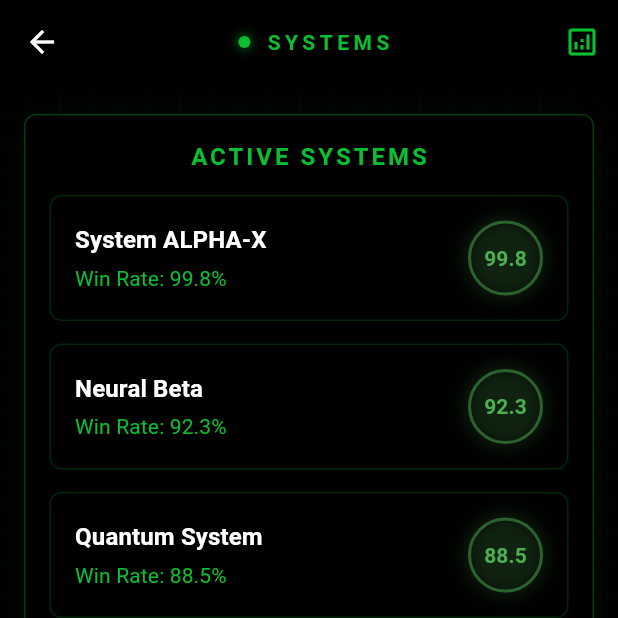
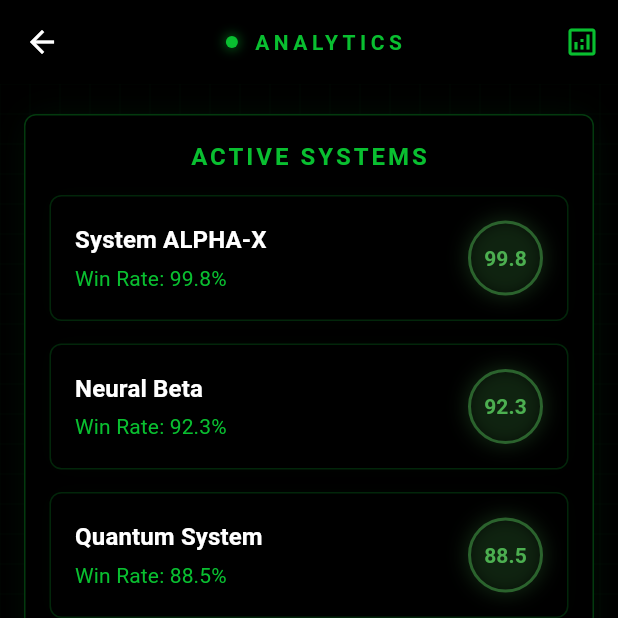
Before and after one commit to jwgillispie/sysan, a Flutter app: the SystemsPage screen opened by its route, on a phone screen of 412 x 824 dp, the top half of it. Run offline on Flutter 3.47's test engine with Material 3 defaults, Android fonts, the phone set to English and light mode, and no system bars; our stand-ins replace bloc, equatable, fl_chart, flutter_bloc, persistent_bottom_nav_bar_v2, shared_preferences and 3 more; accounts and stored records are empty.

Commit message:
systems creation enhancements

```diff
--- a/upsilon_sa/lib/core/widgets/nav_bar.dart
+++ b/upsilon_sa/lib/core/widgets/nav_bar.dart
@@ -2,7 +2,7 @@ import 'package:flutter/cupertino.dart';
 import 'package:flutter/material.dart';
 import 'package:persistent_bottom_nav_bar_v2/persistent_bottom_nav_bar_v2.dart';
 import 'package:upsilon_sa/core/widgets/custom_navbar.dart';
-import 'package:upsilon_sa/features/analytics/ui/systems_creation_page.dart';
+import 'package:upsilon_sa/features/systems_creation/ui/systems_creation_page.dart';
 import 'package:upsilon_sa/features/profile/ui/profile_page.dart';
 import 'package:upsilon_sa/features/social/ui/social_page.dart';
 import 'package:upsilon_sa/features/systems/ui/systems_page.dart';
--- a/upsilon_sa/lib/features/systems/ui/systems_page.dart
+++ b/upsilon_sa/lib/features/systems/ui/systems_page.dart
@@ -104,7 +104,7 @@ class _SystemsPageState extends State<SystemsPage> with SingleTickerProviderStat
           const PulsingDot(),
           const SizedBox(width: 10),
           Text(
-            "SYSTEMS",
+            "ANALYTICS",
             style: TextStyle(
               color: Theme.of(context).colorScheme.primary,
               fontWeight: FontWeight.bold,
--- a/upsilon_sa/lib/features/analytics/bloc/system_creation_bloc.dart
+++ b/upsilon_sa/lib/features/systems_creation/bloc/system_creation_bloc.dart
@@ -1,8 +1,8 @@
 // lib/features/analytics/bloc/systems_creation_bloc.dart
 
 import 'package:flutter_bloc/flutter_bloc.dart';
-import 'package:upsilon_sa/features/analytics/bloc/system_creation_event.dart';
-import 'package:upsilon_sa/features/analytics/bloc/system_creation_state.dart';
+import 'package:upsilon_sa/features/systems_creation/bloc/system_creation_event.dart';
+import 'package:upsilon_sa/features/systems_creation/bloc/system_creation_state.dart';
 import '../models/factor_model.dart';
 
 
--- a/upsilon_sa/lib/features/analytics/ui/systems_creation_page.dart
+++ b/upsilon_sa/lib/features/systems_creation/ui/systems_creation_page.dart
@@ -2,9 +2,9 @@
 
 import 'package:flutter/material.dart';
 import 'package:flutter_bloc/flutter_bloc.dart';
-import 'package:upsilon_sa/features/analytics/bloc/system_creation_bloc.dart';
-import 'package:upsilon_sa/features/analytics/bloc/system_creation_event.dart';
-import 'package:upsilon_sa/features/analytics/bloc/system_creation_state.dart';
+import 'package:upsilon_sa/features/systems_creation/bloc/system_creation_bloc.dart';
+import 'package:upsilon_sa/features/systems_creation/bloc/system_creation_event.dart';
+import 'package:upsilon_sa/features/systems_creation/bloc/system_creation_state.dart';
 import '../models/factor_model.dart';
 
 class SystemCreationPage extends StatelessWidget {
```
Also changed, not shown: upsilon_sa/lib/features/systems_creation/bloc/system_creation_event.dart (renamed from upsilon_sa/lib/features/analytics/bloc/system_creation_event.dart), upsilon_sa/lib/features/systems_creation/bloc/system_creation_state.dart (renamed from upsilon_sa/lib/features/analytics/bloc/system_creation_state.dart), upsilon_sa/lib/features/systems_creation/models/factor_model.dart (renamed from upsilon_sa/lib/features/analytics/models/factor_model.dart), upsilon_sa/lib/features/systems_creation/models/system_model.dart (renamed from upsilon_sa/lib/features/analytics/models/system_model.dart), upsilon_sa/lib/features/systems_creation/repositories/systems_creation_repository.dart (renamed from upsilon_sa/lib/features/analytics/repositories/systems_creation_repository.dart).
